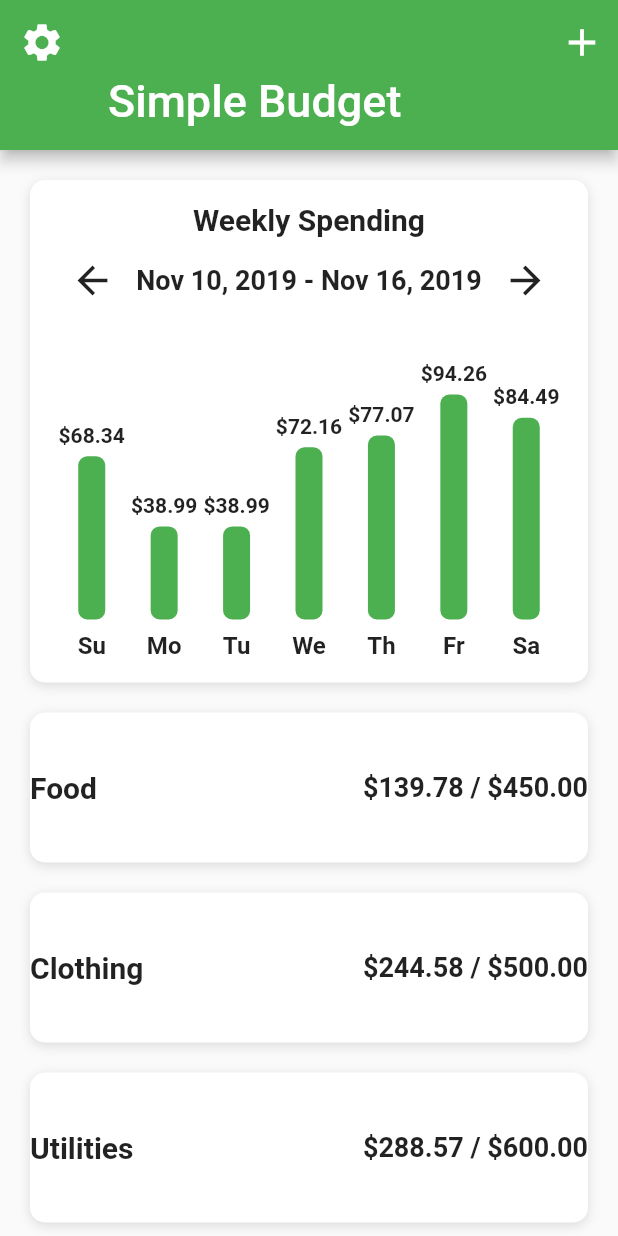
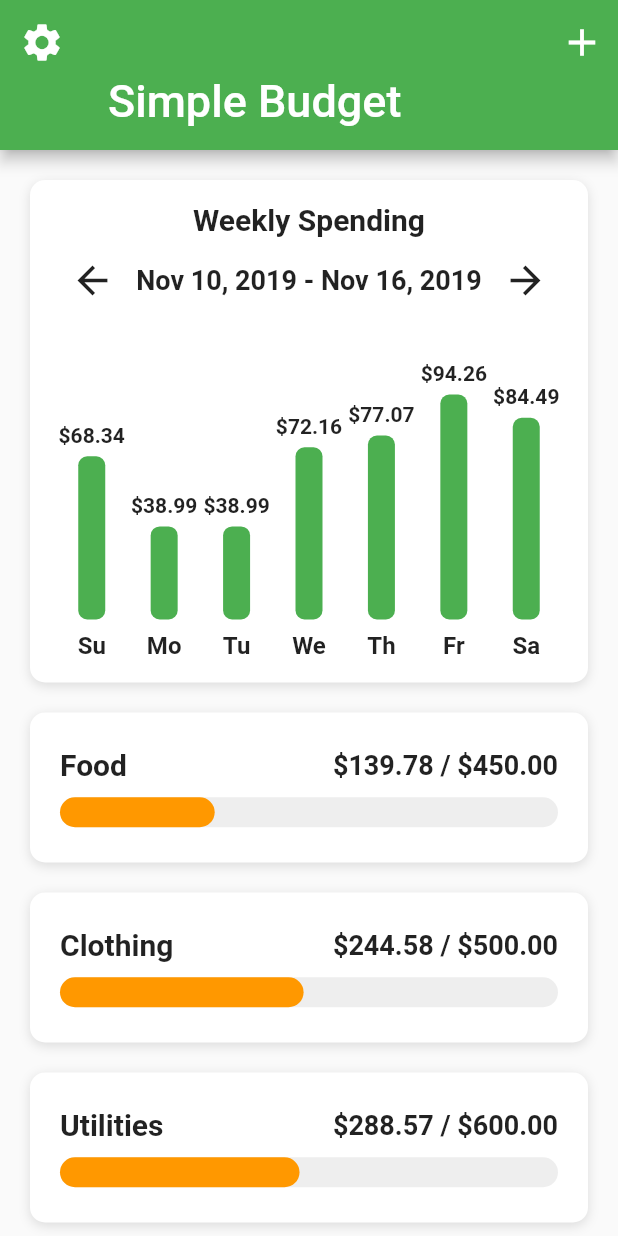
Before and after one commit to TomasKulik/BudgetAppUI, a Flutter app: the screen it shows after launch, on a phone screen of 412 x 824 dp. Run offline on Flutter 3.47's test engine with Material 2 defaults, Android fonts, the phone set to English and light mode, and no system bars.

Commit message:
Layout Builder, Remaining money bars

```diff
--- /dev/null
+++ b/lib/helpers/color_helper.dart
@@ -0,0 +1,11 @@
+import 'package:flutter/material.dart';
+
+Color getColor(BuildContext context, double percent) {
+  if (percent >= 0.50) {
+    return Theme.of(context).primaryColor;
+  } else if (percent >= 0.25) {
+    return Colors.orange;
+  } else {
+    return Colors.red;
+  }
+}
--- a/lib/screens/home_screen.dart
+++ b/lib/screens/home_screen.dart
@@ -1,5 +1,6 @@
 import 'package:flutter/material.dart';
 import 'package:flutter_budget_ui/data/data.dart';
+import 'package:flutter_budget_ui/helpers/color_helper.dart';
 import 'package:flutter_budget_ui/models/category_model.dart';
 import 'package:flutter_budget_ui/models/expense_model.dart';
 import 'package:flutter_budget_ui/widgets/bar_chart.dart';
@@ -13,6 +14,7 @@ class _HomeScreenState extends State<HomeScreen> {
   _buildCategory(Category category, double totalAmountSpent) {
     return Container(
       margin: EdgeInsets.symmetric(horizontal: 20.0, vertical: 10.0),
+      padding: EdgeInsets.all(20.0),
       height: 100.0,
       width: double.infinity,
       decoration: BoxDecoration(
@@ -47,6 +49,38 @@ class _HomeScreenState extends State<HomeScreen> {
                 ),
               ),
             ],
+          ),
+          SizedBox(height: 10.0),
+          LayoutBuilder(
+            builder: (BuildContext context, BoxConstraints constraints) {
+              final double maxBarWidth = constraints.maxWidth;
+              final double percent =
+                  (category.maxAmount - totalAmountSpent) / category.maxAmount;
+              double barWidth = percent * maxBarWidth;
+
+              if (barWidth < 0) {
+                barWidth = 0;
+              }
+              return Stack(
+                children: <Widget>[
+                  Container(
+                    height: 20.0,
+                    decoration: BoxDecoration(
+                      color: Colors.grey[200],
+                      borderRadius: BorderRadius.circular(15.0),
+                    ),
+                  ),
+                  Container(
+                    height: 20.0,
+                    width: barWidth,
+                    decoration: BoxDecoration(
+                      color: getColor(context, percent),
+                      borderRadius: BorderRadius.circular(15.0),
+                    ),
+                  ),
+                ],
+              );
+            },
           ),
         ],
       ),
```
